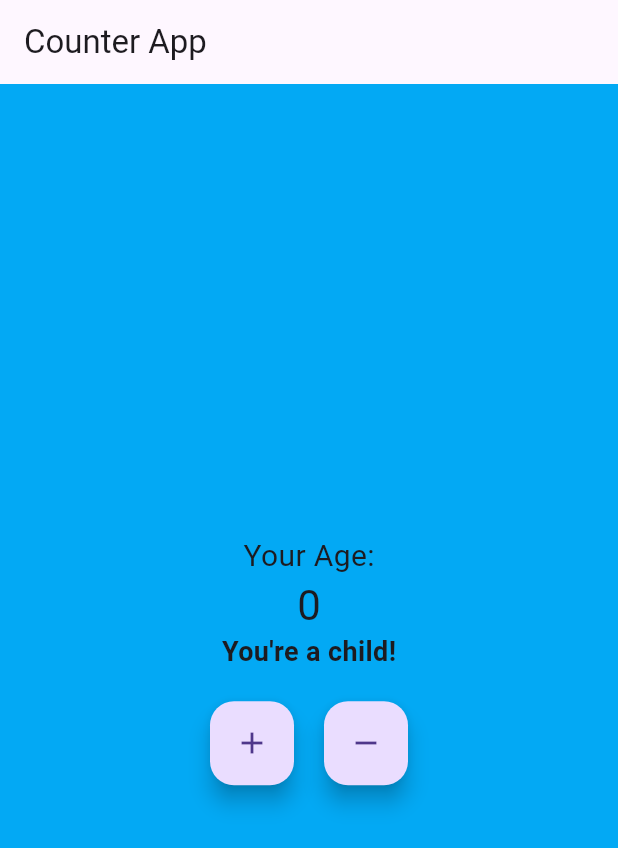
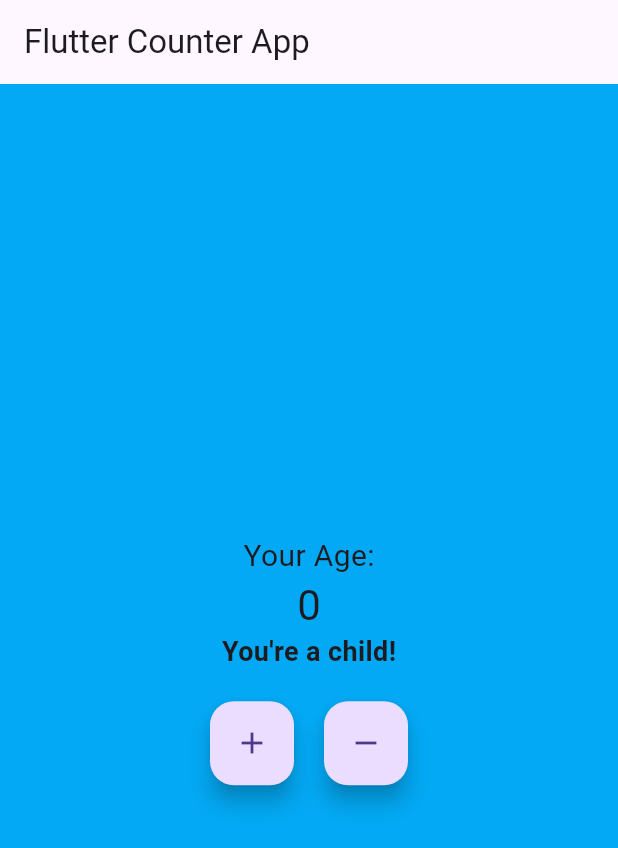
Before and after one commit to cbg85/provider_counter_app, a Flutter app: the screen it shows after launch, on a phone screen of 412 x 824 dp. Shown: the top 848 px of the screen. Run offline on Flutter 3.47's test engine with Material 3 defaults, Android fonts, the phone set to English and light mode, and no system bars; missing offline and left inert: window_size.

Commit message:
Updated counter app age range overlap

```diff
--- a/lib/main.dart
+++ b/lib/main.dart
@@ -56,7 +56,7 @@ class MyHomePage extends StatelessWidget {
   @override
   Widget build(BuildContext context) {
     return Scaffold(
-      appBar: AppBar(title: const Text('Counter App')),
+      appBar: AppBar(title: const Text('Flutter Counter App')),
       body: Consumer<Counter>(
         builder: (context, counter, child) {
           return Container(
@@ -102,19 +102,19 @@ class MyHomePage extends StatelessWidget {
 
   // Function to determine background color based on age
   Color _getBackgroundColor(int age) {
-    if (age <= 12) return Colors.lightBlue;
-    if (age <= 19) return Colors.lightGreen;
-    if (age <= 30) return Colors.yellow.shade200;
-    if (age <= 50) return Colors.orange;
-    return Colors.grey.shade400;
+    if (age >= 0 && age <= 12) return Colors.lightBlue; // Child
+    if (age >= 13 && age <= 19) return Colors.lightGreen; // Teenager
+    if (age >= 20 && age <= 30) return Colors.yellow.shade200; // Young Adult
+    if (age >= 31 && age <= 50) return Colors.orange; // Adult
+    return Colors.grey.shade400; // Golden Years (51+)
   }
 
   // Function to get message based on age
   String _getMessage(int age) {
-    if (age <= 12) return "You're a child!";
-    if (age <= 19) return "Teenager time!";
-    if (age <= 30) return "You're a young adult!";
-    if (age <= 50) return "You're an adult now!";
-    return "Golden years!";
+    if (age >= 0 && age <= 12) return "You're a child!";
+    if (age >= 13 && age <= 19) return "Teenager time!";
+    if (age >= 20 && age <= 30) return "You're a young adult!";
+    if (age >= 31 && age <= 50) return "You're an adult now!";
+    return "Golden years!"; // Age 51+
   }
 }
```
